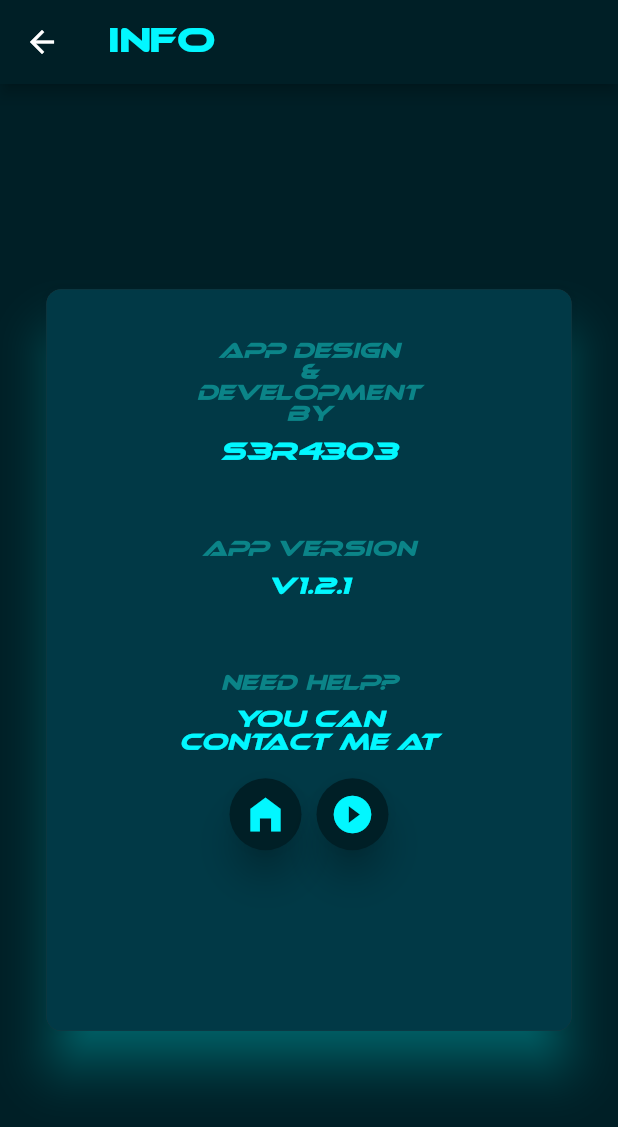
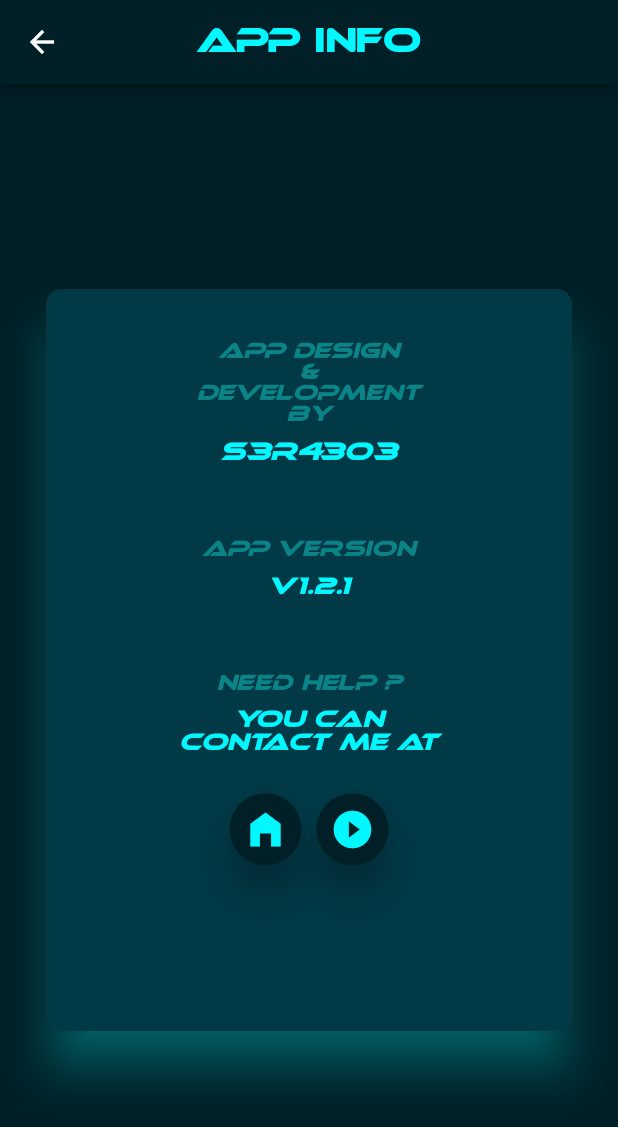
Before and after one commit to sera619/Practice_Apps, a Flutter app: the InfoPage screen opened by its route, on a phone screen of 412 x 824 dp. Shown: the top 1127 px of the screen. Run offline on Flutter 3.47's test engine with Material 2 defaults, Android fonts, the phone set to English and light mode, and no system bars; our stand-ins replace auto_route, bloc, cloud_firestore, dartz, firebase_auth, firebase_core and 3 more; missing offline and left inert: dart:html; accounts and stored records are empty.

Commit message:
Update info_page.dart

```diff
--- a/todo_firebase/lib/home/info_page.dart
+++ b/todo_firebase/lib/home/info_page.dart
@@ -10,15 +10,18 @@ class InfoPage extends StatelessWidget {
     return Scaffold(
       backgroundColor: Theme.of(context).scaffoldBackgroundColor,
       appBar: AppBar(
+        centerTitle: true,
+        titleSpacing: 3,
         title: Text(
-          'Info',
+          'App Info',
           style: Theme.of(context).textTheme.headline1,
         ),
         backgroundColor: Theme.of(context).appBarTheme.backgroundColor,
       ),
-      body: Center(
+      body:Center(
+
         child: Padding(
-          padding: EdgeInsets.symmetric(horizontal: 5,),
+          padding: EdgeInsets.all(10),
           child: Material(
             elevation: 14,
             shadowColor: Theme.of(context).colorScheme.onPrimary,
@@ -69,7 +72,7 @@ class InfoPage extends StatelessWidget {
                   ),
                   SizedBox(height: 50),
                   Text(
-                    'Need Help?',
+                    'Need Help ?',
                     textAlign: TextAlign.center,
                     style: Theme.of(context)
                         .textTheme
@@ -85,7 +88,7 @@ class InfoPage extends StatelessWidget {
                         .copyWith(fontStyle: FontStyle.italic, fontSize: 15),
                     textAlign: TextAlign.center,
                   ),
-                  SizedBox(height: 15),
+                  SizedBox(height: 25),
                   SocialBTNBar()
                 ],
               ),
```
